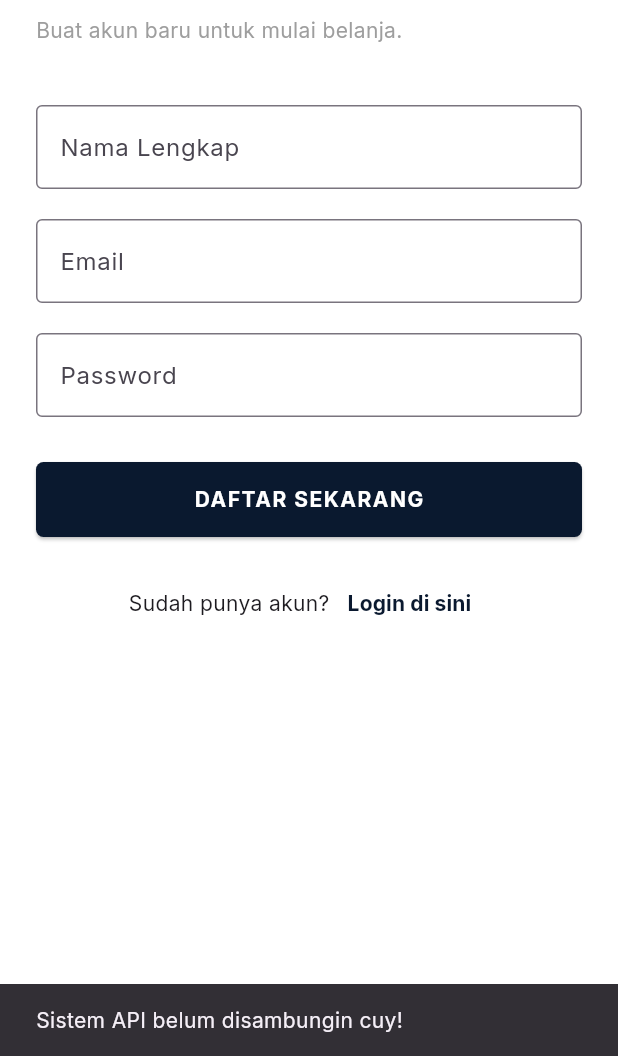
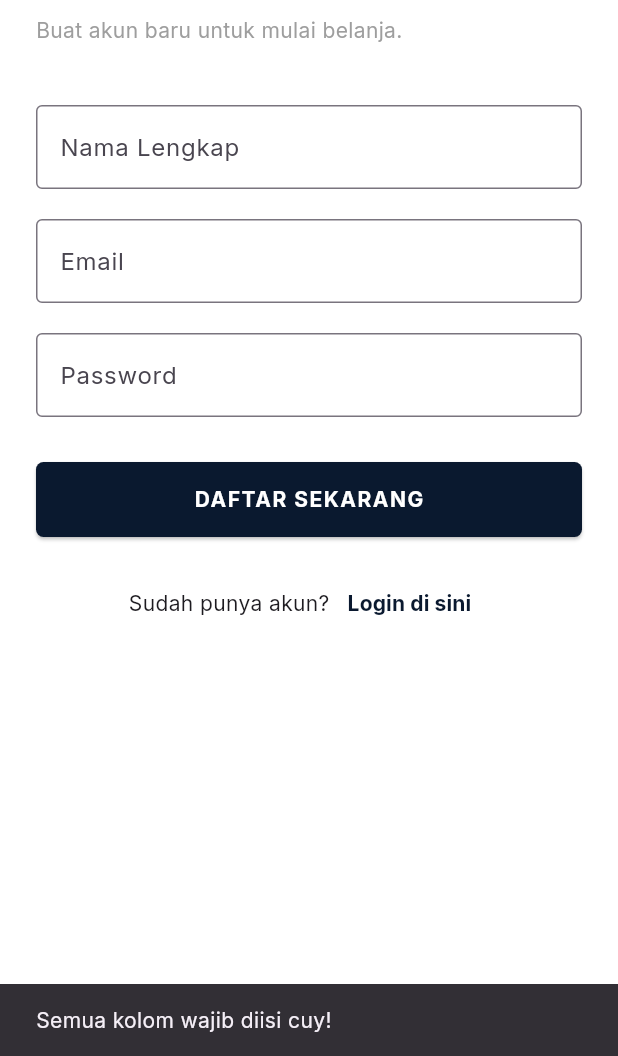
Before and after one commit to Sabilalrakha11/outfitology-mobile, a Flutter app: the RegisterScreen screen opened directly, after a tap on "DAFTAR SEKARANG", on a phone screen of 412 x 824 dp, the part 180-1236 px from its top. Run offline on Flutter 3.47's test engine with Material 3 defaults, Android fonts, the phone set to English and light mode, and no system bars; our stand-ins replace google_fonts, image_picker, shared_preferences; accounts and stored records are empty.

Commit message:
Integrasi API Register Outfitology selesai cuy

```diff
--- a/lib/screens/register_screen.dart
+++ b/lib/screens/register_screen.dart
@@ -1,7 +1,75 @@
 import 'package:flutter/material.dart';
+import 'package:http/http.dart' as http;
+import 'dart:convert'; // Untuk mengelola data JSON
 
-class RegisterScreen extends StatelessWidget {
+class RegisterScreen extends StatefulWidget {
   const RegisterScreen({super.key});
+
+  @override
+  State<RegisterScreen> createState() => _RegisterScreenState();
+}
+
+class _RegisterScreenState extends State<RegisterScreen> {
+  // Controller untuk menangkap teks yang diketik user
+  final TextEditingController _nameController = TextEditingController();
+  final TextEditingController _emailController = TextEditingController();
+  final TextEditingController _passwordController = TextEditingController();
+
+  // Variabel untuk efek loading
+  bool _isLoading = false;
+
+  // Fungsi untuk menembak API Laravel
+  Future<void> _registerUser() async {
+    // Validasi form kosong
+    if (_nameController.text.isEmpty || _emailController.text.isEmpty || _passwordController.text.isEmpty) {
+      ScaffoldMessenger.of(context).showSnackBar(
+        const SnackBar(content: Text('Semua kolom wajib diisi cuy!')),
+      );
+      return;
+    }
+
+    setState(() {
+      _isLoading = true; // Nyalakan loading
+    });
+
+    try {
+      var response = await http.post(
+        Uri.parse('http://outfit.cicd.my.id/api/register'), // Endpoint Laravel
+        headers: {
+          'Accept': 'application/json',
+        },
+        body: {
+          'name': _nameController.text,
+          'email': _emailController.text,
+          'password': _passwordController.text,
+        },
+      );
+
+      // Cek apakah sukses (biasanya 200 OK atau 201 Created)
+      if (response.statusCode == 200 || response.statusCode == 201) {
+        ScaffoldMessenger.of(context).showSnackBar(
+          const SnackBar(content: Text('Pendaftaran berhasil! Silakan login.')),
+        );
+        // Kalau sukses, lempar balik ke halaman Login
+        if (!mounted) return;
+        Navigator.pop(context);
+      } else {
+        // Kalau gagal (misal email udah ada), tangkap error dari Laravel
+        var data = jsonDecode(response.body);
+        ScaffoldMessenger.of(context).showSnackBar(
+          SnackBar(content: Text('Gagal: ${data['message'] ?? 'Email mungkin sudah dipakai'}')),
+        );
+      }
+    } catch (e) {
+      ScaffoldMessenger.of(context).showSnackBar(
+        SnackBar(content: Text('Error koneksi: Server belum siap atau tidak ada internet')),
+      );
+    } finally {
+      setState(() {
+        _isLoading = false; // Matikan loading
+      });
+    }
+  }
 
   @override
   Widget build(BuildContext context) {
@@ -25,6 +93,7 @@ class RegisterScreen extends StatelessWidget {
 
             // Form Nama Lengkap
             TextFormField(
+              controller: _nameController, // Pasang controller
               decoration: const InputDecoration(
                 labelText: 'Nama Lengkap',
                 border: OutlineInputBorder(),
@@ -35,6 +104,8 @@ class RegisterScreen extends StatelessWidget {
 
             // Form Email
             TextFormField(
+              controller: _emailController, // Pasang controller
+              keyboardType: TextInputType.emailAddress,
               decoration: const InputDecoration(
                 labelText: 'Email',
                 border: OutlineInputBorder(),
@@ -45,6 +116,7 @@ class RegisterScreen extends StatelessWidget {
 
             // Form Password
             TextFormField(
+              controller: _passwordController, // Pasang controller
               obscureText: true,
               decoration: const InputDecoration(
                 labelText: 'Password',
@@ -63,13 +135,11 @@ class RegisterScreen extends StatelessWidget {
                   backgroundColor: const Color(0xFF0A192F),
                   shape: RoundedRectangleBorder(borderRadius: BorderRadius.circular(5)),
                 ),
-                onPressed: () {
-                  // Nanti di sini kita panggil API Laravel buat Register
-                  ScaffoldMessenger.of(context).showSnackBar(
-                    const SnackBar(content: Text('Sistem API belum disambungin cuy!')),
-                  );
-                },
-                child: const Text("DAFTAR SEKARANG", style: TextStyle(color: Colors.white, fontWeight: FontWeight.bold, letterSpacing: 1)),
+                // Kalau lagi loading, tombolnya mati sementara biar gak diklik dobel
+                onPressed: _isLoading ? null : _registerUser,
+                child: _isLoading
+                    ? const CircularProgressIndicator(color: Colors.white) // Putaran loading
+                    : const Text("DAFTAR SEKARANG", style: TextStyle(color: Colors.white, fontWeight: FontWeight.bold, letterSpacing: 1)),
               ),
             ),
             const SizedBox(height: 20),
```
